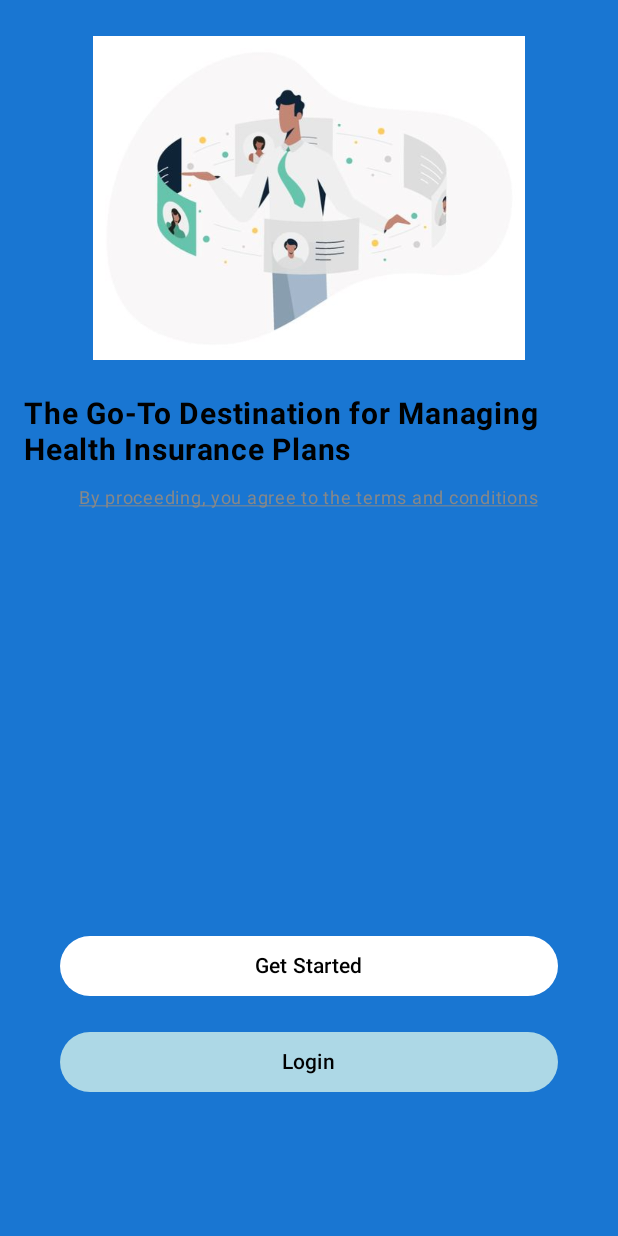
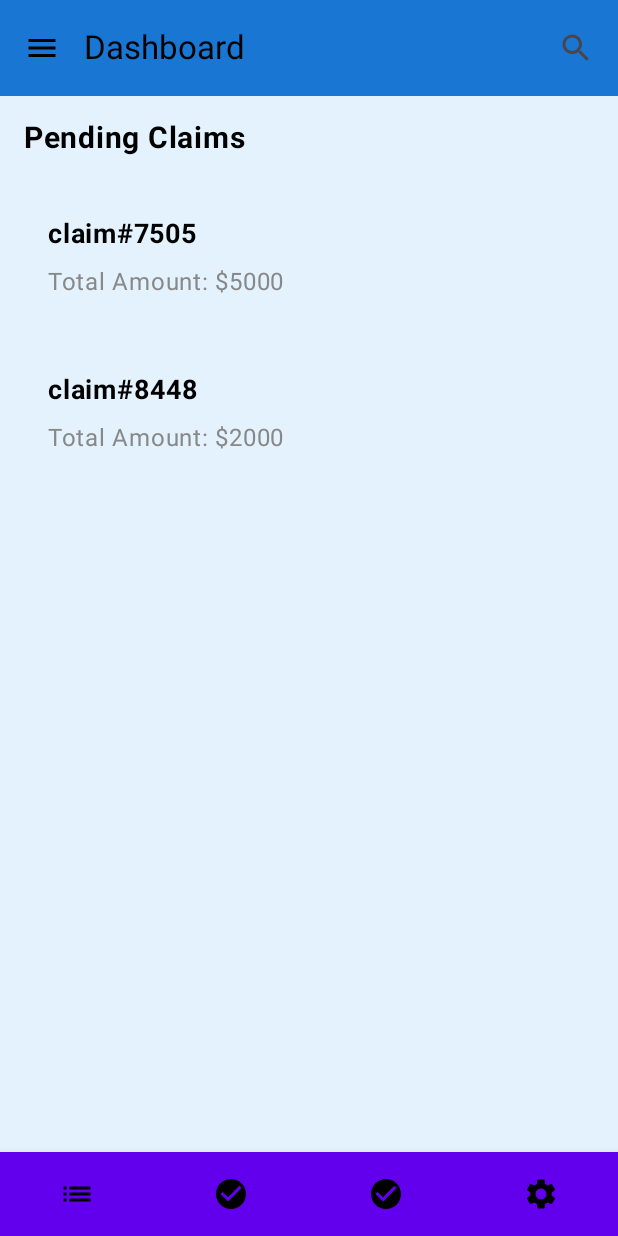
Before and after one commit to njati/UwaziTekV2, an Android app built with Jetpack Compose: the screen it shows after launch (MainActivity), on a phone screen of 412 x 824 dp. Run offline under Robolectric (Android 15) with nearby library versions, the phone set to English and light mode, and no system bars.

Commit message:
Update forty.

```diff
--- /dev/null
+++ b/app/src/main/java/com/example/uwazitek/Dashboard.kt
@@ -0,0 +1,298 @@
+package com.example.uwazitek
+
+import android.os.Bundle
+import androidx.activity.ComponentActivity
+import androidx.activity.compose.setContent
+import androidx.compose.foundation.clickable
+import androidx.compose.foundation.layout.*
+import androidx.compose.foundation.shape.RoundedCornerShape
+import androidx.compose.material.BottomNavigation
+import androidx.compose.material.BottomNavigationItem
+import androidx.compose.material3.*
+import androidx.compose.material.icons.Icons
+import androidx.compose.material.icons.filled.CheckCircle
+import androidx.compose.material.icons.filled.List
+import androidx.compose.material.icons.filled.Menu
+import androidx.compose.material.icons.filled.Search
+import androidx.compose.material.icons.filled.Settings
+import androidx.compose.runtime.*
+import androidx.compose.ui.Modifier
+import androidx.compose.ui.graphics.Color
+import androidx.compose.ui.text.font.FontWeight
+import androidx.compose.ui.unit.dp
+import androidx.compose.ui.unit.sp
+import androidx.navigation.NavController
+import androidx.navigation.compose.NavHost
+import androidx.navigation.compose.composable
+import androidx.navigation.compose.rememberNavController
+import kotlinx.coroutines.launch
+
+// Add the Claim class definition
+data class Claim(
+    val id: String,
+    val amount: String
+)
+
+class DashboardActivity : ComponentActivity() {
+    override fun onCreate(savedInstanceState: Bundle?) {
+        super.onCreate(savedInstanceState)
+        setContent {
+            DashboardScreen()
+        }
+    }
+}
+
+@OptIn(ExperimentalMaterial3Api::class)  // Make sure only this is used if required
+@Composable
+fun DashboardScreen() {
+    val navController = rememberNavController()
+    val drawerState = rememberDrawerState(DrawerValue.Closed)
+    val scope = rememberCoroutineScope()
+
+    // Scaffold with a TopBar and Drawer
+    ModalNavigationDrawer(
+        drawerState = drawerState,
+        drawerContent = {
+            DrawerContent { scope.launch { drawerState.close() } }
+        }
+    ) {
+        Scaffold(
+            topBar = {
+                TopAppBar(
+                    title = { Text("Dashboard") },
+                    navigationIcon = {
+                        IconButton(onClick = { scope.launch { drawerState.open() } }) {
+                            Icon(Icons.Filled.Menu, contentDescription = "Menu")
+                        }
+                    },
+                    actions = {
+                        IconButton(onClick = { /* Handle search click */ }) {
+                            Icon(Icons.Filled.Search, contentDescription = "Search")
+                        }
+                    }
+                )
+            },
+            bottomBar = {
+                BottomNavigationBar(navController)
+            },
+            content = { paddingValues ->
+                // Setting up the NavHost for managing different composable destinations
+                NavHost(
+                    navController = navController,             // Controller to handle navigation
+                    startDestination = "pending_claims"        // Initial screen shown when Scaffold is loaded
+                ) {
+                    // Composable destination for Pending Claims screen
+                    composable(route = "pending_claims") {
+                        ClaimsOverviewScreen(
+                            title = "Pending Claims",           // Screen title displayed in ClaimsOverviewScreen
+                            claims = listOf(
+                                Claim("claim#7505", "$5000"),   // Example claims data for Pending Claims
+                                Claim("claim#8448", "$2000")
+                            ),
+                            paddingValues = paddingValues       // Pass padding to avoid overlapping with top/bottom bars
+                        )
+                    }
+
+                    // Composable destination for Approved Claims screen
+                    composable(route = "approved_claims") {
+                        ClaimsOverviewScreen(
+                            title = "Approved Claims",
+                            claims = listOf(
+                                Claim("claim#4649", "$1500"),
+                                Claim("claim#8754", "N/A")
+                            ),
+                            paddingValues = paddingValues
+                        )
+                    }
+
+                    // Composable destination for Rejected Claims screen
+                    composable(route = "rejected_claims") {
+                        ClaimsOverviewScreen(
+                            title = "Rejected Claims",
+                            claims = listOf(
+                                Claim("claim#1030", "$3000"),
+                                Claim("claim#2099", "$800")
+                            ),
+                            paddingValues = paddingValues
+                        )
+                    }
+
+                    // Composable destination for Settings screen
+                    composable(route = "settings") {
+                        Column(
+                            modifier = Modifier
+                                .fillMaxSize()
+                                .padding(paddingValues)
+                                .padding(16.dp)
+                        ) {
+                            Text(text = "Settings Screen")      // Placeholder content for the Settings screen
+                        }
+                    }
+                }
+            }
+
+
+        )
+    }
+}
+
+@Composable
+fun DrawerContent(onCloseDrawer: () -> Unit) {
+    Column(modifier = Modifier.fillMaxWidth()) {
+        Text(
+            text = "Dashboard",
+            fontWeight = FontWeight.Bold,
+            fontSize = 18.sp,
+            modifier = Modifier
+                .fillMaxWidth()
+                .padding(16.dp)
+                .clickable { onCloseDrawer() }
+        )
+        Text(
+            text = "Pending",
+            modifier = Modifier
+                .fillMaxWidth()
+                .padding(16.dp)
+                .clickable { onCloseDrawer() }
+        )
+        Text(
+            text = "Approved",
+            modifier = Modifier
+                .fillMaxWidth()
+                .padding(16.dp)
+                .clickable { onCloseDrawer() }
+        )
+        Text(
+            text = "Closed",
+            modifier = Modifier
+                .fillMaxWidth()
+                .padding(16.dp)
+                .clickable { onCloseDrawer() }
+        )
+        Text(
+            text = "Settings",
+            modifier = Modifier
+                .fillMaxWidth()
+                .padding(16.dp)
+                .clickable { onCloseDrawer() }
+        )
+    }
+}
+
+@Composable
+fun ClaimsOverviewScreen(title: String, claims: List<Claim>, paddingValues: PaddingValues) {
+    Column(
+        modifier = Modifier
+            .fillMaxSize()
+            .padding(paddingValues)  // Applying paddingValues here
+            .padding(16.dp)
+    ) {
+        Text(
+            text = title,
+            fontSize = 20.sp,
+            fontWeight = FontWeight.Bold,
+            modifier = Modifier.padding(bottom = 16.dp)
+        )
+
+        // Display Claims Cards
+        claims.forEach { claim ->
+            ClaimsCard(sectionTitle = claim.id, totalAmount = claim.amount)
+        }
+    }
+}
+
+@Composable
+fun ClaimsCard(sectionTitle: String, totalAmount: String) {
+    var expanded by remember { mutableStateOf(false) }
+
+    Card(
+        modifier = Modifier
+            .fillMaxWidth()
+            .padding(vertical = 8.dp)
+            .clickable { expanded = !expanded },
+        shape = RoundedCornerShape(12.dp),
+        colors = CardDefaults.cardColors(containerColor = Color(0xFFE3F2FD))
+    ) {
+        Column(
+            modifier = Modifier.padding(16.dp),
+            verticalArrangement = Arrangement.spacedBy(8.dp)
+        ) {
+            Text(
+                text = sectionTitle,
+                fontSize = 18.sp,
+                fontWeight = FontWeight.Bold,
+                color = Color.Black
+            )
+            Text(
+                text = "Total Amount: $totalAmount",
+                fontSize = 16.sp,
+                color = Color.Gray
+            )
+
+            if (expanded) {
+                Text(
+                    text = "Insurance Company: XYZ Insurance",
+                    fontSize = 14.sp,
+                    color = Color.Black
+                )
+                Text(
+                    text = "Claim Description: Full health coverage for 2023",
+                    fontSize = 14.sp,
+                    color = Color.Black
+                )
+                Text(
+                    text = "Date Filed: 2023-06-15",
+                    fontSize = 14.sp,
+                    color = Color.Black
+                )
+                Button(
+                    onClick = { /* Open PDF */ },
+                    colors = ButtonDefaults.buttonColors(containerColor = Color.White)
+                ) {
+                    Text("View PDF")
+                }
+            }
+        }
+    }
+}
+
+@Composable
+fun BottomNavigationBar(navController: NavController) {
+    BottomNavigation(
+        backgroundColor = Color(0xFF6200EE), // Customize as needed
+        contentColor = Color.White
+    ) {
+        BottomNavigationItem(
+            icon = { Icon(Icons.Filled.List, contentDescription = "Pending Claims") },
+//            label = { Text("Pending") },
+            selected = false, // You can manage the selected state based on navigation
+            onClick = {
+                navController.navigate("pending_claims") // Navigate to Pending Claims Screen
+            }
+        )
+        BottomNavigationItem(
+            icon = { Icon(Icons.Filled.CheckCircle, contentDescription = "Approved Claims") },
+//            label = { Text("Approved") },
+            selected = false,
+            onClick = {
+                navController.navigate("approved_claims") // Navigate to Approved Claims Screen
+            }
+        )
+        BottomNavigationItem(
+            icon = { Icon(Icons.Filled.CheckCircle, contentDescription = "Rejected Claims") }, // Using Block instead of Cancel
+//            label = { Text("Rejected") },
+            selected = false,
+            onClick = {
+                navController.navigate("rejected_claims") // Navigate to Rejected Claims Screen
+            }
+        )
+        BottomNavigationItem(
+            icon = { Icon(Icons.Filled.Settings, contentDescription = "Settings") },
+//            label = { Text("Settings") },
+            selected = false,
+            onClick = {
+                navController.navigate("settings") // Navigate to Settings Screen
+            }
+        )
+    }
+}
--- a/app/src/main/java/com/example/uwazitek/MainActivity.kt
+++ b/app/src/main/java/com/example/uwazitek/MainActivity.kt
@@ -24,10 +24,10 @@ class MainActivity : ComponentActivity() {
 
 @Composable
 fun SetupNavGraph(navController: NavHostController) {
-    NavHost(navController = navController, startDestination = "intro1") {
-        composable("intro1") { IntroScreen1(navController) }
-        composable("intro2") { IntroScreen2(navController) }
-//        composable("login") { LoginScreen() }
+    NavHost(navController = navController, startDestination = "dashboard") {
+//        composable("intro1") { IntroScreen1(navController) }
+//        composable("intro2") { IntroScreen2(navController) }
+        composable("dashboard") { DashboardScreen( ) }
     }
 }
 }
--- a/app/src/main/java/com/example/uwazitek/introscreen2.kt
+++ b/app/src/main/java/com/example/uwazitek/introscreen2.kt
@@ -71,7 +71,7 @@ fun IntroScreen2(navController: NavHostController) {
                 verticalArrangement = Arrangement.Center
             ) {
                 Button(
-                    onClick = { navController.navigate("nextScreen") }, // Replace "nextScreen" with your target
+                    onClick = { navController.navigate("dashboard") },
                     modifier = Modifier
                         .fillMaxWidth()
                         .padding(horizontal = 24.dp),
```
Also changed, not shown: app/src/main/java/com/example/uwazitek/dashboard.kt (deleted, +0 -182 lines).
